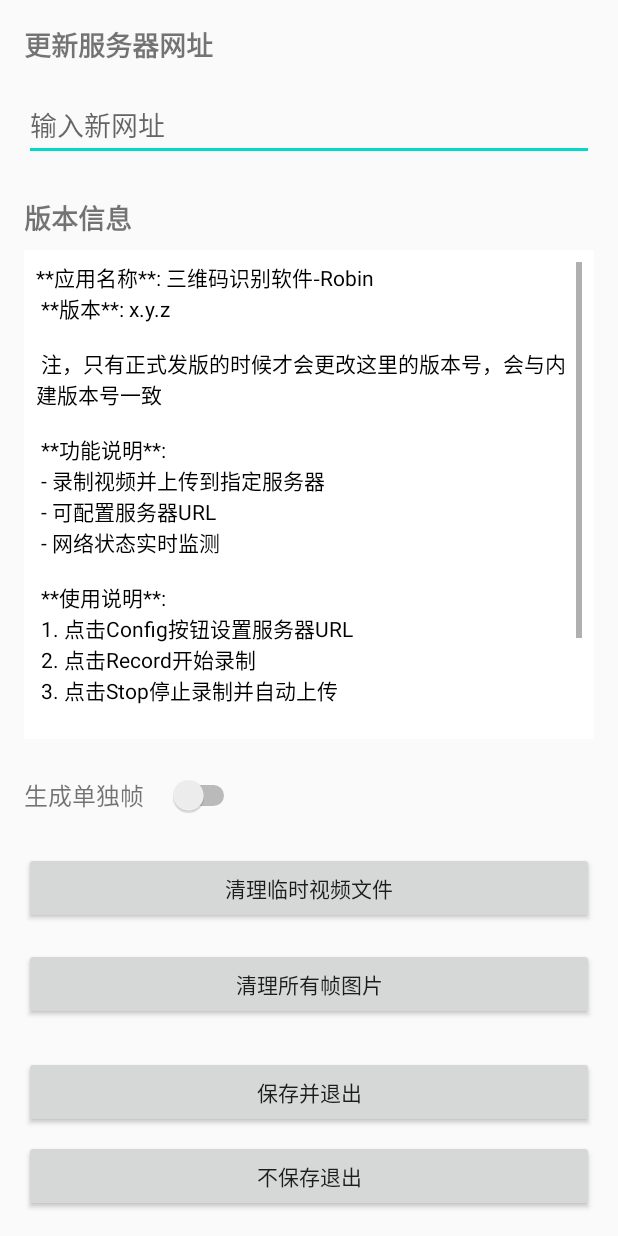
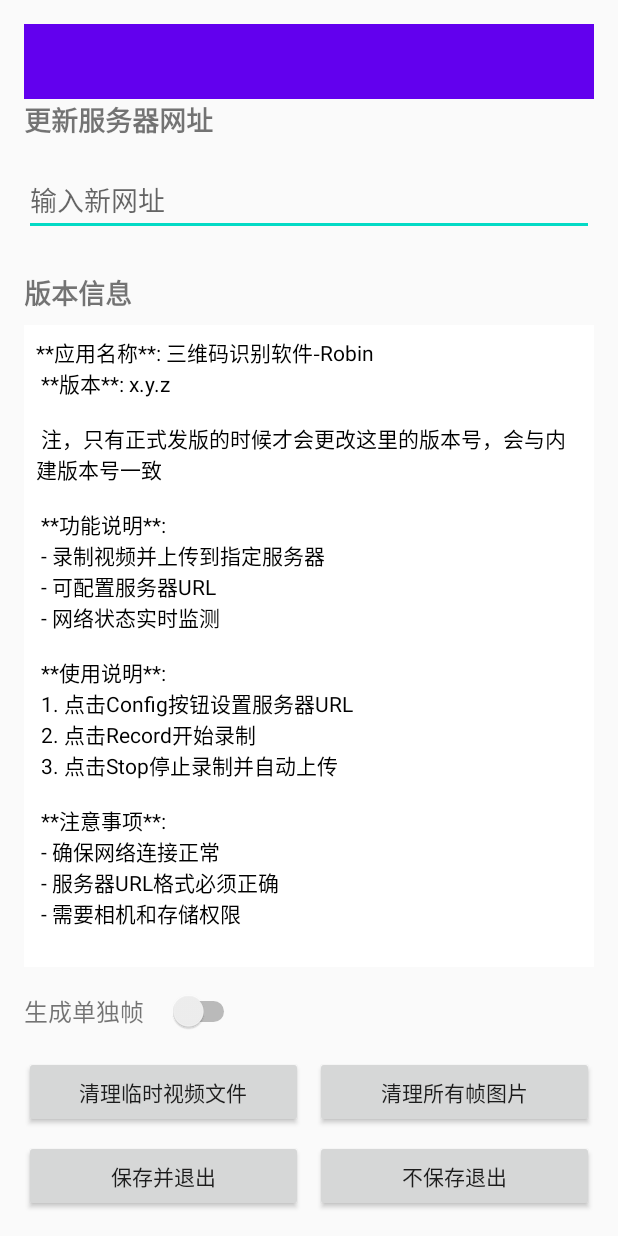
Before and after one commit to CloudYunLight/ColorCode-Andrioid, an Android app built with Jetpack Compose: the layout activity_config.xml on its own in the app's theme, with its tools: preview values and no code run, on a phone screen of 412 x 824 dp. Run offline under Robolectric (Android 15) with nearby library versions, the phone set to English and light mode, and no system bars.

Commit message:
v0.2.1，更改主题，更改部分布局

```diff
--- a/app/src/main/res/layout/activity_config.xml
+++ b/app/src/main/res/layout/activity_config.xml
@@ -7,6 +7,12 @@
     android:orientation="vertical"
     android:padding="16dp"
     tools:context=".ConfigActivity">
+
+    <!-- 状态栏占位 -->
+    <View
+        android:layout_width="match_parent"
+        android:layout_height="50dp"
+        android:background="?android:attr/colorPrimary" />
 
     <!-- 网址信息 -->
     <TextView
@@ -51,13 +57,12 @@
             android:textColor="@android:color/black"/>
     </ScrollView>
 
-
     <!-- 帧生成模式开关 -->
     <LinearLayout
         android:layout_width="match_parent"
         android:layout_height="wrap_content"
         android:orientation="horizontal"
-        android:layout_marginTop="24dp"
+        android:layout_marginTop="16dp"
         android:gravity="center_vertical">
 
         <TextView
@@ -73,36 +78,56 @@
             android:layout_marginStart="16dp"/>
     </LinearLayout>
 
+    <!-- 按钮组 - 两两并排 -->
+    <LinearLayout
+        android:layout_width="match_parent"
+        android:layout_height="wrap_content"
+        android:orientation="horizontal"
+        android:layout_marginTop="16dp"
+        android:weightSum="2">
 
-    <!-- 清理按钮 -->
+        <!-- 清理文件按钮 -->
         <Button
             android:id="@+id/cleanButton"
+            android:layout_width="0dp"
+            android:layout_height="wrap_content"
+            android:layout_weight="1"
+            android:layout_marginEnd="4dp"
+            android:text="@string/clean_files" />
+
+        <!-- 清理帧按钮 -->
+        <Button
+            android:id="@+id/cleanFramesButton"
+            android:layout_width="0dp"
+            android:layout_height="wrap_content"
+            android:layout_weight="1"
+            android:layout_marginStart="4dp"
+            android:text="@string/clean_frames" />
+    </LinearLayout>
+
+    <LinearLayout
         android:layout_width="match_parent"
         android:layout_height="wrap_content"
-        android:layout_marginTop="24dp"
-        android:text="@string/clean_files" />
+        android:orientation="horizontal"
+        android:layout_marginTop="8dp"
+        android:weightSum="2">
 
-
-    <Button
-        android:id="@+id/cleanFramesButton"
-        android:layout_width="match_parent"
-        android:layout_height="wrap_content"
-        android:layout_marginTop="16dp"
-        android:text="@string/clean_frames" />
-
-
-    <!-- 退出页面 -->
+        <!-- 保存按钮 -->
         <Button
             android:id="@+id/saveButton"
-        android:layout_width="match_parent"
+            android:layout_width="0dp"
             android:layout_height="wrap_content"
-        android:layout_marginTop="24dp"
+            android:layout_weight="1"
+            android:layout_marginEnd="4dp"
             android:text="@string/save_config" />
 
+        <!-- 返回按钮 -->
         <Button
             android:id="@+id/backButton"
-        android:layout_width="match_parent"
+            android:layout_width="0dp"
             android:layout_height="wrap_content"
-        android:layout_marginTop="8dp"
+            android:layout_weight="1"
+            android:layout_marginStart="4dp"
             android:text="@string/back_config" />
     </LinearLayout>
+</LinearLayout>
--- a/app/src/main/res/layout/activity_main.xml
+++ b/app/src/main/res/layout/activity_main.xml
@@ -5,6 +5,12 @@
     android:layout_width="match_parent"
     android:layout_height="match_parent"
     tools:context=".MainActivity">
+
+    <!-- 状态栏占位 -->
+    <View
+        android:layout_width="match_parent"
+        android:layout_height="50dp"
+        android:background="?android:attr/colorPrimary" />
 
     <!-- 视频预览区域 -->
     <androidx.camera.view.PreviewView
--- a/app/src/main/res/values/styles.xml
+++ b/app/src/main/res/values/styles.xml
@@ -1,6 +1,6 @@
 <!-- res/values/styles.xml -->
 <resources>
-    <style name="Theme.SendVideos" parent="Theme.AppCompat.Light.DarkActionBar">
+    <style name="Theme.SendVideos" parent="Theme.AppCompat.Light.NoActionBar">
         <!-- 在这里自定义你的主题 -->
         <item name="colorPrimary">@color/purple_500</item>
         <item name="colorPrimaryDark">@color/purple_700</item>
```
Lines whose indentation alone changed are shown as unchanged.
